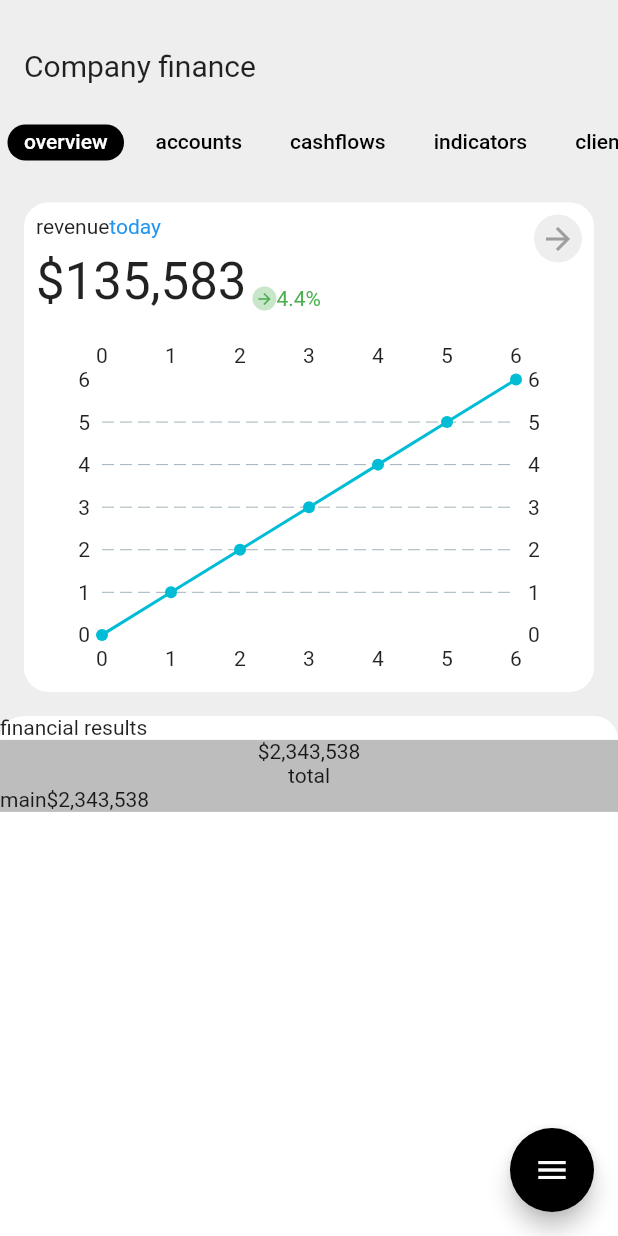
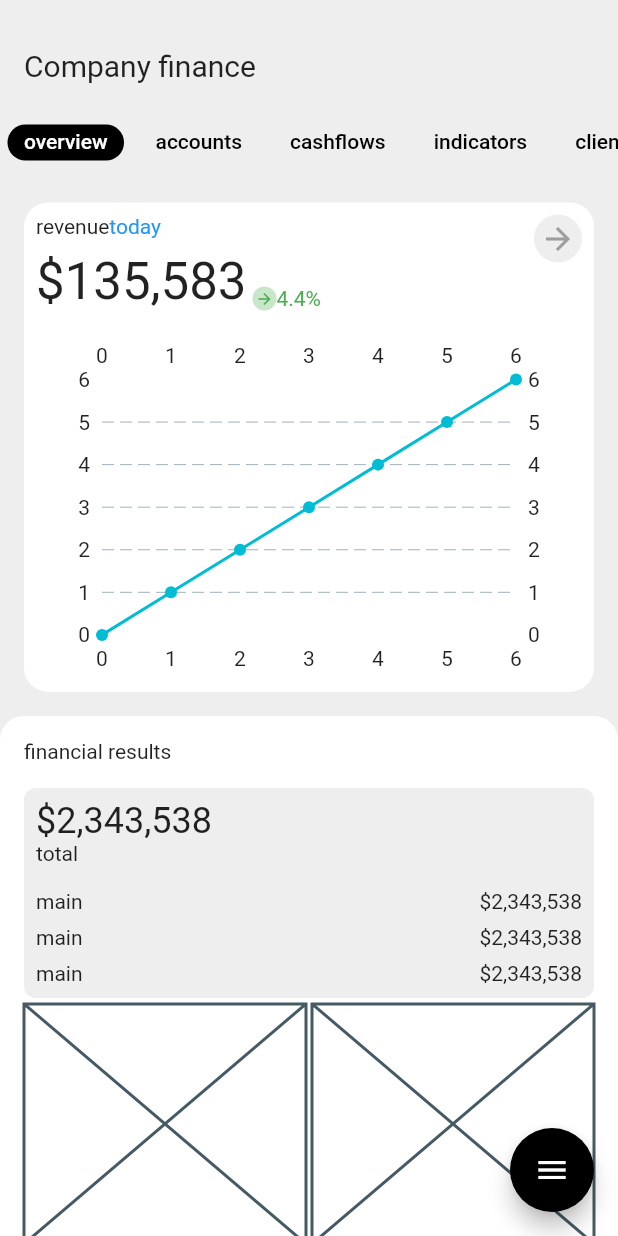
Before and after one commit to JAICHANGPARK/flutter_notebook_19th_story, a Flutter app: the screen it shows after launch, on a phone screen of 412 x 824 dp. Run offline on Flutter 3.47's test engine with Material 2 defaults, Android fonts, the phone set to English and light mode, and no system bars; drawn by our look-alikes of fl_chart; our stand-ins replace bubble_tab_indicator, cached_network_image, countup, flutter_riverpod, freezed_annotation, smooth_page_indicator and 1 more.

Commit message:
Update biz_main_page.dart

```diff
--- a/lib/ep1136_business_assistance_app/src/ui/biz_main_page.dart
+++ b/lib/ep1136_business_assistance_app/src/ui/biz_main_page.dart
@@ -207,7 +207,6 @@ class _BizMainPageState extends State<BizMainPage> with SingleTickerProviderStat
                                     color: Colors.white,
                                     borderRadius: BorderRadius.circular(16),
                                   ),
-
                                 ),
                               ),
                             ],
@@ -219,22 +218,63 @@ class _BizMainPageState extends State<BizMainPage> with SingleTickerProviderStat
                             color: Colors.white,
                             borderRadius: BorderRadius.circular(16),
                           ),
+                          padding: EdgeInsets.all(16),
                           child: Column(
                             crossAxisAlignment: CrossAxisAlignment.start,
                             children: [
                               Text("financial results"),
+                              SizedBox(
+                                height: 16,
+                              ),
                               Container(
-                                decoration: BoxDecoration(color: Colors.grey[400]),
+                                decoration: BoxDecoration(
+                                  color: Colors.grey[200],
+                                  borderRadius: BorderRadius.circular(8)
+                                ),
+                                padding: EdgeInsets.all(8),
                                 child: Column(
+                                  crossAxisAlignment: CrossAxisAlignment.start,
                                   children: [
-                                    Text("\$2,343,538"),
+                                    Text("\$2,343,538", style: TextStyle(
+                                      fontSize: 24,
+                                    ),),
                                     Text("total"),
+                                    SizedBox(height: 16,),
                                     Row(
+                                      mainAxisAlignment: MainAxisAlignment.spaceBetween,
+                                      children: [
+                                        Text("main"),
+                                        Text("\$2,343,538"),
+                                      ],
+                                    ),
+                                    Padding(
+                                      padding: const EdgeInsets.symmetric(vertical: 8),
+                                      child: Row(
+                                        mainAxisAlignment: MainAxisAlignment.spaceBetween,
+                                        children: [
+                                          Text("main"),
+                                          Text("\$2,343,538"),
+                                        ],
+                                      ),
+                                    ),
+                                    Row(
+                                      mainAxisAlignment: MainAxisAlignment.spaceBetween,
                                       children: [
                                         Text("main"),
                                         Text("\$2,343,538"),
                                       ],
                                     )
+                                  ],
+                                ),
+                              ),
+                              SizedBox(height: 4,),
+                              SizedBox(
+                                height: 160,
+                                child: Row(
+                                  children: [
+                                    Expanded(child: Placeholder()),
+                                    SizedBox(width: 4,),
+                                    Expanded(child: Placeholder())
                                   ],
                                 ),
                               )
```
